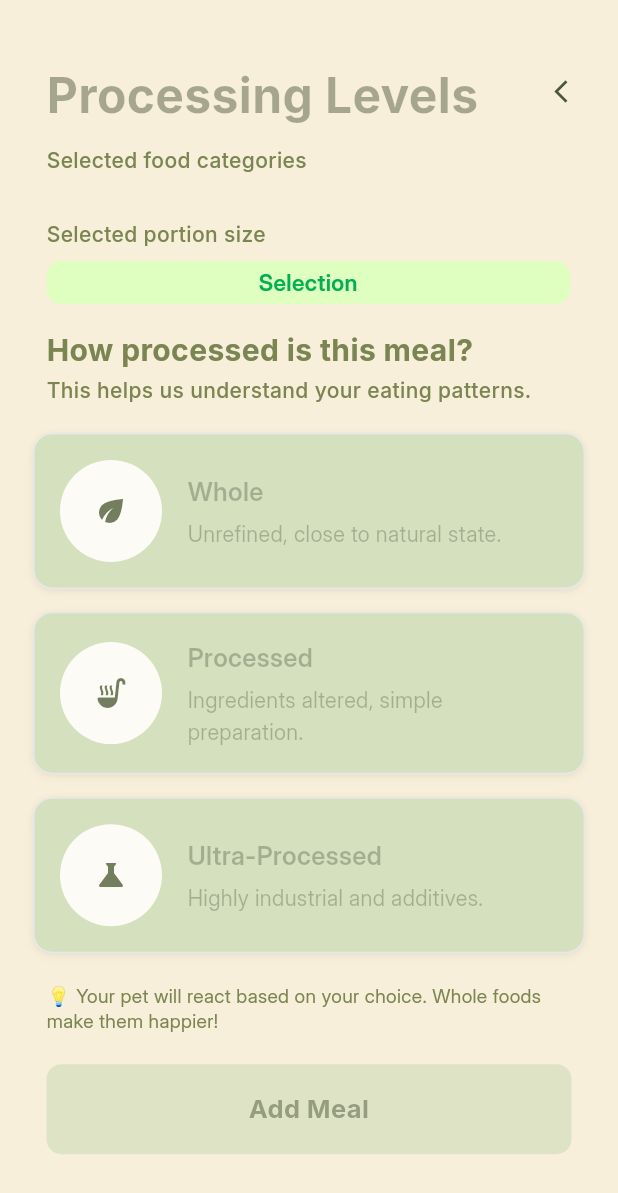
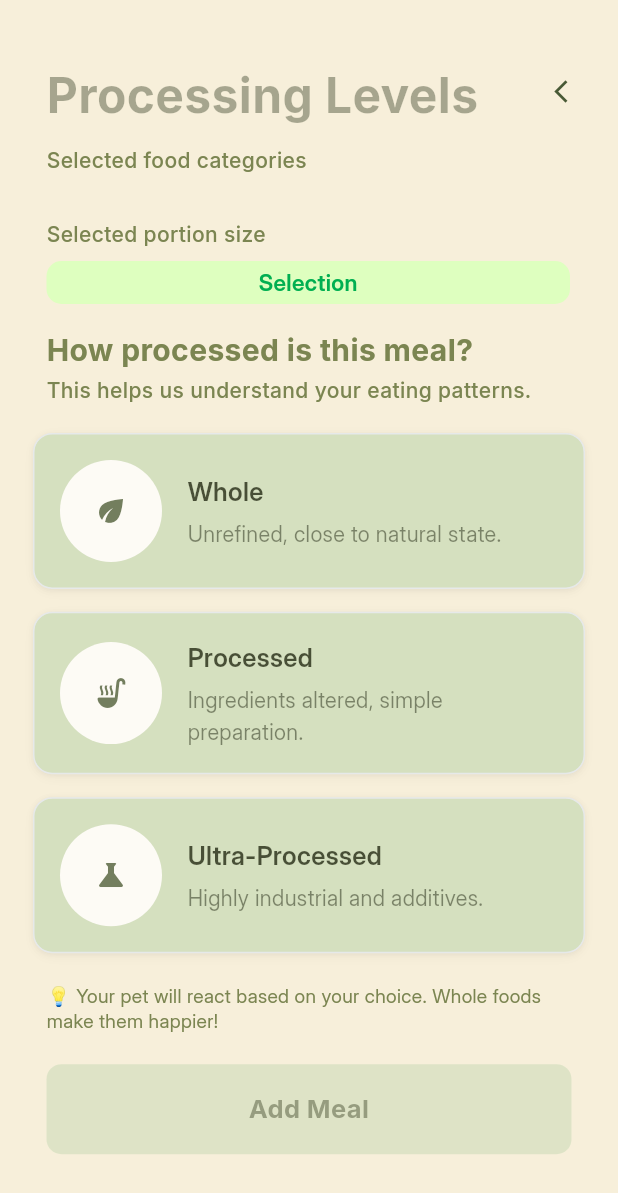
Before and after one commit to Haysansan/MealMirror, a Flutter app: the ProcessingLevelScreen screen opened directly with empty values, on a phone screen of 412 x 824 dp. Shown: the top 1193 px of the screen. Run offline on Flutter 3.47's test engine with Material 3 defaults, Android fonts, the phone set to English and light mode, and no system bars; our stand-ins replace go_router, shared_preferences; accounts and stored records are empty.

Commit message:
fix: app_color naming..

```diff
--- a/lib/core/theme/app_colors.dart
+++ b/lib/core/theme/app_colors.dart
@@ -20,10 +20,10 @@ class AppColors {
   // Status
   static const Color error = Colors.red;
 
-  // --- Log Meal
+  // --- Text
   static const Color mealMirrorTitle = Color(0x590E1A00);
-  static const Color ink = Color(0xFF0E1A00);
-  static const Color inkMuted = Color(0xA50E1A00);
+  static const Color mealMirrorText = Color(0xFF0E1A00);
+  static const Color mealMirrorMutedText = Color(0xA50E1A00);
 
   static const Color actionSurface = Color(0xFFCADBB7);
 
--- a/lib/features/log_meal/widgets/nutrition_selector.dart
+++ b/lib/features/log_meal/widgets/nutrition_selector.dart
@@ -58,8 +58,8 @@ class PortionSizeSelectionCard extends StatelessWidget {
       ),
     ];
 
-    const Color titleColor = AppColors.mealMirrorTitle;
-    const Color descriptionColor = AppColors.mealMirrorTitle;
+    const Color titleColor = AppColors.mealMirrorText;
+    const Color descriptionColor = AppColors.mealMirrorMutedText;
 
     return Material(
       type: MaterialType.transparency,
```
